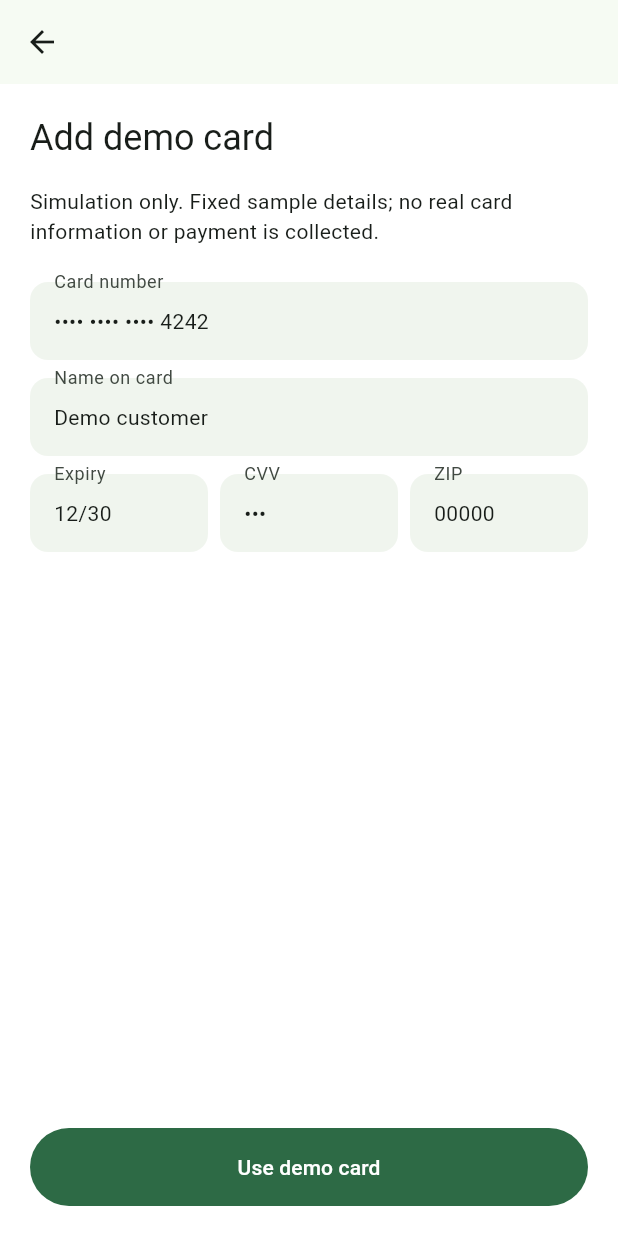
After one commit to MohammedNasser0/streetbite, a Flutter app: the DemoCardScreen screen opened directly, on a phone screen of 412 x 824 dp. The commit adds this screen. Run offline on Flutter 3.47's test engine with Material 3 defaults, Android fonts, the phone set to English and light mode, and no system bars; our stand-ins replace cloud_firestore, device_info_plus, dio, firebase_auth, firebase_core, flutter_bloc and 5 more; accounts and stored records are empty; generated files the repository leaves out were written again; network calls fail.

Commit message:
Add demo card screen and physical Android test coverage

```diff
--- a/flutter_app/lib/l10n/app_en.arb
+++ b/flutter_app/lib/l10n/app_en.arb
@@ -81,5 +81,14 @@
   "settings": "More",
   "deliveryAddress": "Delivery address",
   "demoOrderNotice": "Demo order saved. No restaurant dispatch or live delivery tracking is connected.",
-  "noOrders": "No orders yet"
+  "noOrders": "No orders yet",
+  "addDemoCard": "Add demo card",
+  "demoCardNotice": "Simulation only. Fixed sample details; no real card information or payment is collected.",
+  "cardNumber": "Card number",
+  "cardholder": "Name on card",
+  "demoCardholder": "Demo customer",
+  "expiry": "Expiry",
+  "securityCode": "CVV",
+  "postalCode": "ZIP",
+  "useDemoCard": "Use demo card"
 }
--- a/flutter_app/lib/l10n/app_localizations.dart
+++ b/flutter_app/lib/l10n/app_localizations.dart
@@ -589,6 +589,60 @@ abstract class AppLocalizations {
   /// In en, this message translates to:
   /// **'No orders yet'**
   String get noOrders;
+
+  /// No description provided for @addDemoCard.
+  ///
+  /// In en, this message translates to:
+  /// **'Add demo card'**
+  String get addDemoCard;
+
+  /// No description provided for @demoCardNotice.
+  ///
+  /// In en, this message translates to:
+  /// **'Simulation only. Fixed sample details; no real card information or payment is collected.'**
+  String get demoCardNotice;
+
+  /// No description provided for @cardNumber.
+  ///
+  /// In en, this message translates to:
+  /// **'Card number'**
+  String get cardNumber;
+
+  /// No description provided for @cardholder.
+  ///
+  /// In en, this message translates to:
+  /// **'Name on card'**
+  String get cardholder;
+
+  /// No description provided for @demoCardholder.
+  ///
+  /// In en, this message translates to:
+  /// **'Demo customer'**
+  String get demoCardholder;
+
+  /// No description provided for @expiry.
+  ///
+  /// In en, this message translates to:
+  /// **'Expiry'**
+  String get expiry;
+
+  /// No description provided for @securityCode.
+  ///
+  /// In en, this message translates to:
+  /// **'CVV'**
+  String get securityCode;
+
+  /// No description provided for @postalCode.
+  ///
+  /// In en, this message translates to:
+  /// **'ZIP'**
+  String get postalCode;
+
+  /// No description provided for @useDemoCard.
+  ///
+  /// In en, this message translates to:
+  /// **'Use demo card'**
+  String get useDemoCard;
 }
 
 class _AppLocalizationsDelegate
--- a/flutter_app/lib/l10n/app_localizations_en.dart
+++ b/flutter_app/lib/l10n/app_localizations_en.dart
@@ -262,4 +262,32 @@ class AppLocalizationsEn extends AppLocalizations {
 
   @override
   String get noOrders => 'No orders yet';
+
+  @override
+  String get addDemoCard => 'Add demo card';
+
+  @override
+  String get demoCardNotice =>
+      'Simulation only. Fixed sample details; no real card information or payment is collected.';
+
+  @override
+  String get cardNumber => 'Card number';
+
+  @override
+  String get cardholder => 'Name on card';
+
+  @override
+  String get demoCardholder => 'Demo customer';
+
+  @override
+  String get expiry => 'Expiry';
+
+  @override
+  String get securityCode => 'CVV';
+
+  @override
+  String get postalCode => 'ZIP';
+
+  @override
+  String get useDemoCard => 'Use demo card';
 }
--- /dev/null
+++ b/flutter_app/lib/presentation/screens/demo_card_screen.dart
@@ -0,0 +1,65 @@
+import 'package:flutter/material.dart';
+
+import '../../l10n/app_localizations.dart';
+
+/// Figma's Add card layout, using fixed demo values without card-data input.
+class DemoCardScreen extends StatelessWidget {
+  const DemoCardScreen({super.key});
+
+  @override
+  Widget build(BuildContext context) {
+    final l = AppLocalizations.of(context)!;
+    Widget field(String label, String value) => Padding(
+      padding: const EdgeInsets.only(bottom: 12),
+      child: InputDecorator(
+        decoration: InputDecoration(
+          labelText: label,
+          filled: true,
+          fillColor: Theme.of(context).colorScheme.surfaceContainerLow,
+          border: OutlineInputBorder(
+            borderRadius: BorderRadius.circular(12),
+            borderSide: BorderSide.none,
+          ),
+        ),
+        child: Text(value, textDirection: TextDirection.ltr),
+      ),
+    );
+    return Scaffold(
+      appBar: AppBar(),
+      body: SafeArea(
+        child: ListView(
+          padding: const EdgeInsets.all(20),
+          children: [
+            Text(
+              l.addDemoCard,
+              style: Theme.of(context).textTheme.headlineSmall,
+            ),
+            const SizedBox(height: 16),
+            Text(l.demoCardNotice),
+            const SizedBox(height: 24),
+            field(l.cardNumber, '•••• •••• •••• 4242'),
+            field(l.cardholder, l.demoCardholder),
+            Row(
+              crossAxisAlignment: CrossAxisAlignment.start,
+              children: [
+                Expanded(child: field(l.expiry, '12/30')),
+                const SizedBox(width: 8),
+                Expanded(child: field(l.securityCode, '•••')),
+                const SizedBox(width: 8),
+                Expanded(child: field(l.postalCode, '00000')),
+              ],
+            ),
+            const SizedBox(height: 32),
+          ],
+        ),
+      ),
+      bottomNavigationBar: SafeArea(
+        minimum: const EdgeInsets.all(20),
+        child: FilledButton(
+          onPressed: () => Navigator.pop(context, true),
+          child: Text(l.useDemoCard),
+        ),
+      ),
+    );
+  }
+}
--- a/flutter_app/pubspec.yaml
+++ b/flutter_app/pubspec.yaml
@@ -1,7 +1,7 @@
 name: streetbite_app
 description: Bilingual food discovery and ordering capstone.
 publish_to: none
-version: 1.0.0+3
+version: 1.0.0+4
 environment:
   sdk: ^3.13.5
 dependencies:
```
Also changed, not shown: flutter_app/lib/l10n/app_ar.arb (+10 -1 lines), flutter_app/lib/l10n/app_localizations_ar.dart (+28 -0 lines), flutter_app/lib/presentation/screens/checkout_screen.dart (+18 -10 lines), 11 other files.
